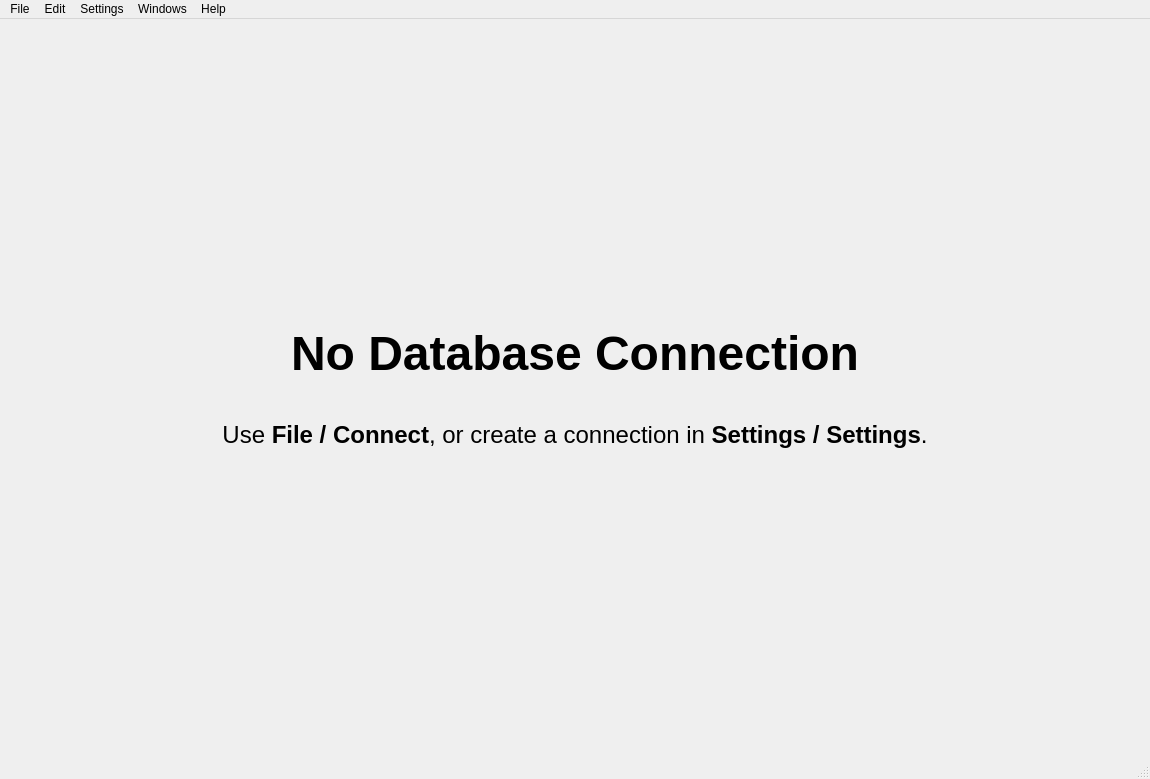
alemariusnexus/electronicsdb, file src/electronicsdb/gui/MainWindow.ui: the form before one commit.
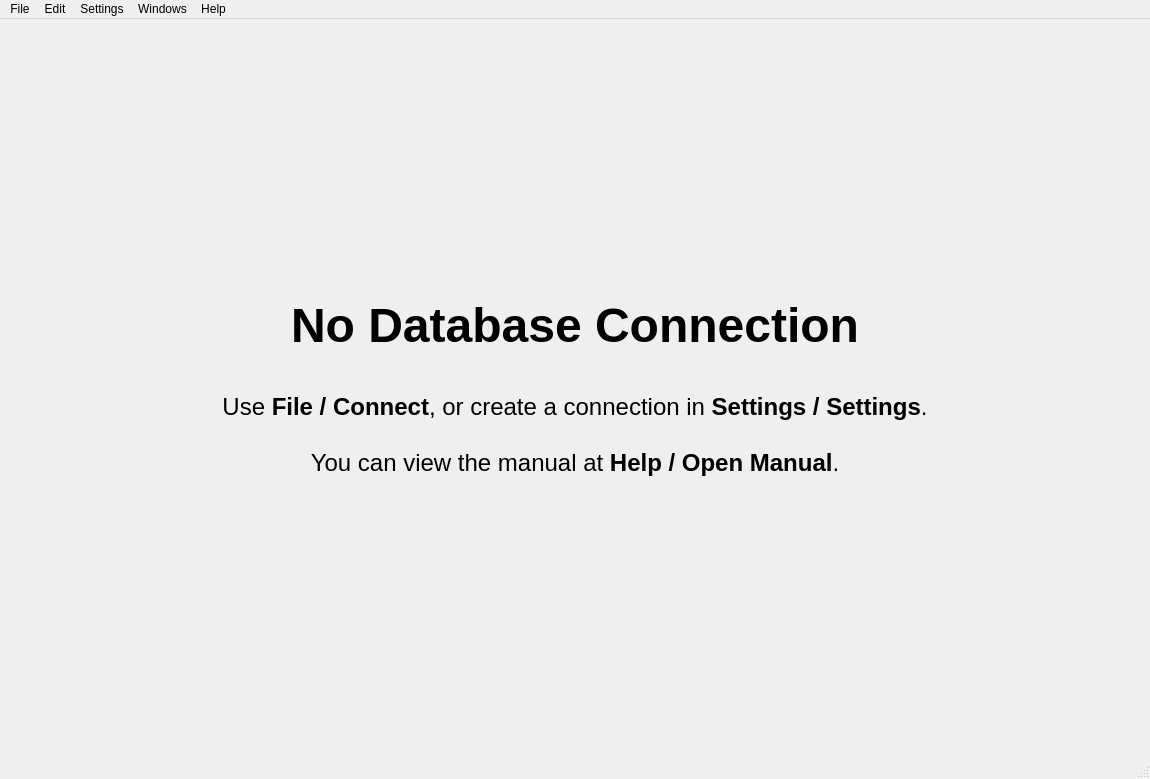
The form after the commit. The open tabs and pages were chosen to show the change. Icons and pictures are not drawn.

What changed in the file:
```diff
--- a/src/electronicsdb/gui/MainWindow.ui
+++ b/src/electronicsdb/gui/MainWindow.ui
@@ -72,7 +72,9 @@
           <property name="text">
            <string>&lt;h1&gt;No Database Connection&lt;/h1&gt;&lt;br/&gt;
 
-Use &lt;b&gt;File / Connect&lt;/b&gt;, or create a connection in &lt;b&gt;Settings / Settings&lt;/b&gt;.</string>
+Use &lt;b&gt;File / Connect&lt;/b&gt;, or create a connection in &lt;b&gt;Settings / Settings&lt;/b&gt;.&lt;br/&gt;&lt;br/&gt;
+
+You can view the manual at &lt;b&gt;Help / Open Manual&lt;/b&gt;.</string>
           </property>
           <property name="alignment">
            <set>Qt::AlignCenter</set>
```
Left out of the diff: 8 changed lines with no effect on the pictures.
